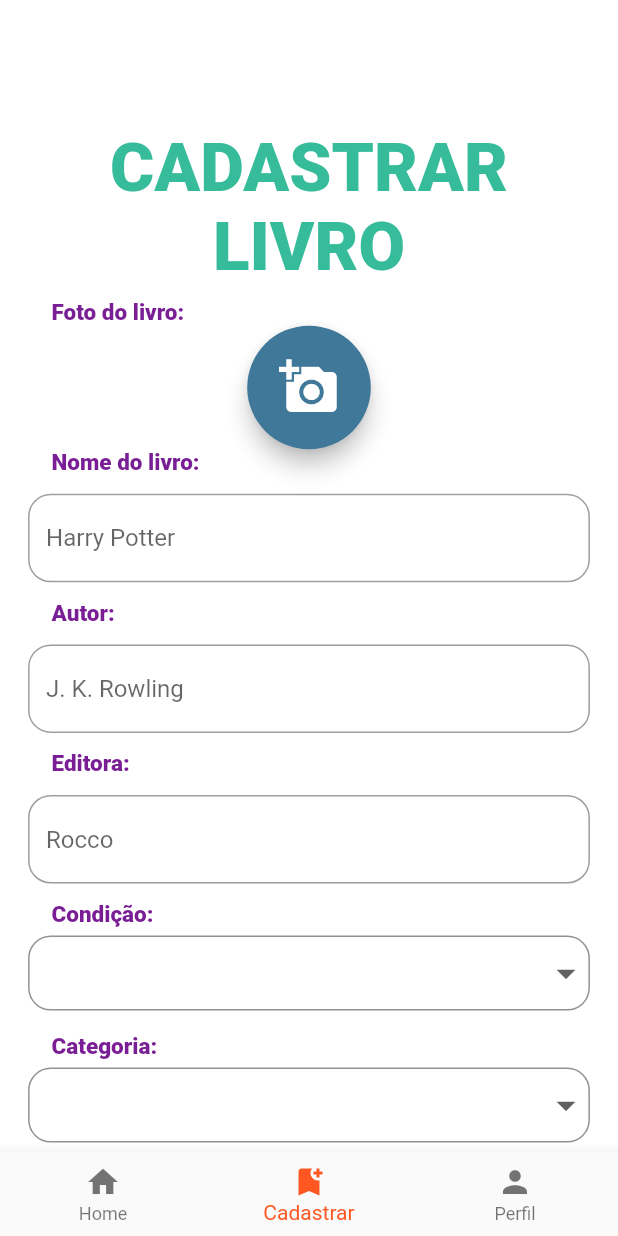
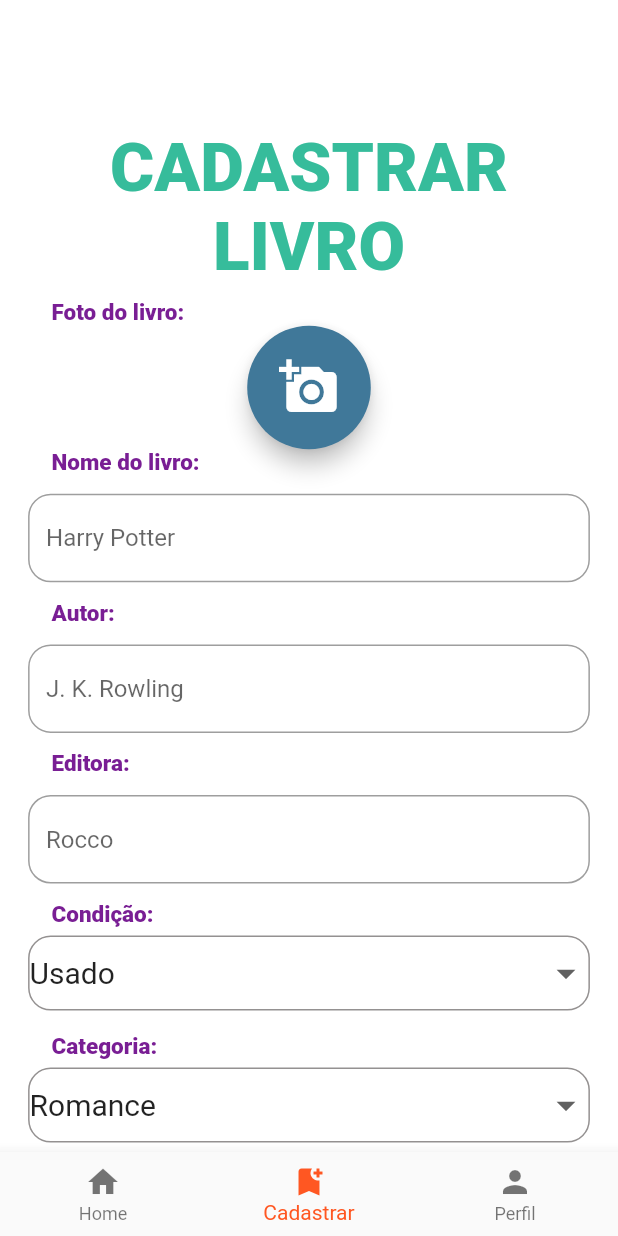
Before and after one commit to PHLeite/Find-a-Book, a Flutter app: the screen it shows once a user with an empty profile is signed in, item 2 of the bottom bar chosen, on a phone screen of 412 x 824 dp. Run offline on Flutter 3.47's test engine with Material 2 defaults, Android fonts, the phone set to English and light mode, and no system bars; our stand-ins replace cloud_firestore, file_picker, firebase_auth, firebase_core, firebase_storage; accounts and stored records are empty.

Commit message:
arrumei o dropdown

```diff
--- a/lib/pages/cadastrar_livro/cadastrar.dart
+++ b/lib/pages/cadastrar_livro/cadastrar.dart
@@ -1,5 +1,4 @@
 import 'dart:io';
-
 import 'package:cloud_firestore/cloud_firestore.dart';
 import 'package:file_picker/file_picker.dart';
 import 'package:find_a_book/core/cores.dart';
@@ -19,8 +18,8 @@ class _CadastrarLivroState extends State<CadastrarLivro> {
   CollectionReference books = FirebaseFirestore.instance.collection('books');
   String? email = FirebaseAuth.instance.currentUser!.email;
   final formKey = GlobalKey<FormState>();
-  final items = ['novo', 'usado'];
-  String item = "usado";
+  final items = ['Novo', 'Usado'];
+  String item = "Usado";
   String categoria = "Romance";
   final categorias = ["Ficção", "Romance",  "Biografia", "Infanto-Juvenis", "Brasileiros", "Poesias", "Contos", "Coleções","Técnicos", "Auto Ajuda", "Religiosos","Terror"];
   String? value;
@@ -209,7 +208,7 @@ class _CadastrarLivroState extends State<CadastrarLivro> {
                     ),
                     child: DropdownButtonHideUnderline(
                       child: DropdownButton(
-                        value : value,
+                        value : item,
                         isExpanded: true,
                         iconSize: 30,
                         items: items.map(buildMenuItem).toList(),
@@ -243,7 +242,7 @@ class _CadastrarLivroState extends State<CadastrarLivro> {
                     ),
                     child: DropdownButtonHideUnderline(
                       child: DropdownButton(
-                        value : value,
+                        value : categoria,
                         isExpanded: true,
                         iconSize: 30,
                         items: categorias.map(buildMenuItem).toList(),
@@ -352,7 +351,7 @@ class _CadastrarLivroState extends State<CadastrarLivro> {
       value: item,
       child: Text(
         item,
-        style: TextStyle(fontWeight: FontWeight.bold, fontSize: 20),
+        style: TextStyle(fontSize: 20),
       ),
     );
     Future escolherFoto() async {
```
